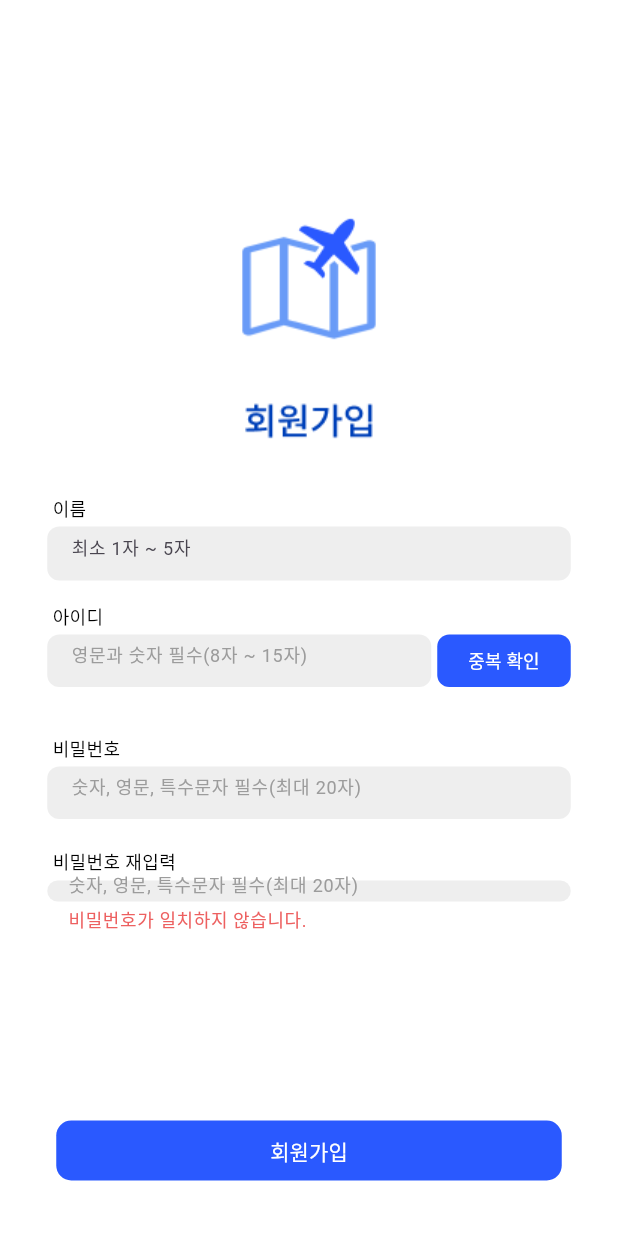
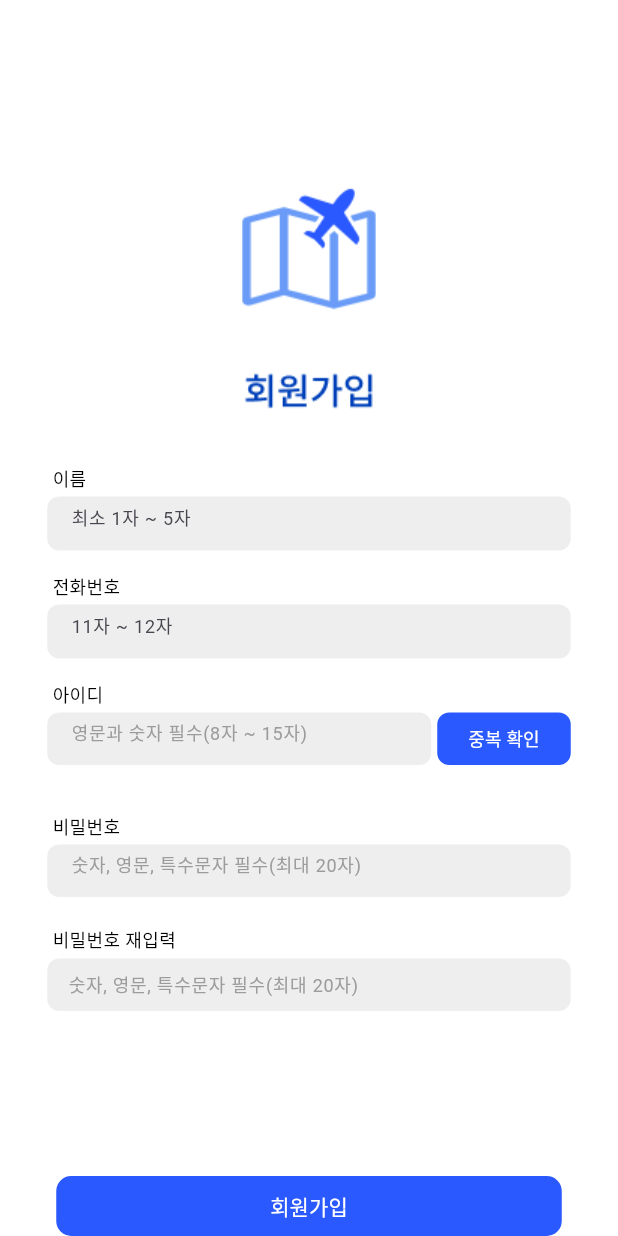
Before and after one commit to leave-leave/Leave-Leave-Flutter, a Flutter app: the SignupScreen screen opened directly, after a tap on "회원가입", on a phone screen of 412 x 824 dp. Run offline on Flutter 3.47's test engine with Material 3 defaults, Android fonts, the phone set to English and light mode, and no system bars; our stand-ins replace dio, image_picker; network calls fail; Roboto replaces fonts that are missing (Noto Sans KR, NotoSansKR).

Commit message:
UPDATE :: code

```diff
--- a/lib/sign_up/widget/signup.dart
+++ b/lib/sign_up/widget/signup.dart
@@ -23,6 +23,7 @@ class SignupScreen extends StatefulWidget {
 
 class _SignupScreenState extends State<SignupScreen> {
   TextEditingController idController = TextEditingController();
+  TextEditingController phoneNumberController = TextEditingController();
   TextEditingController pwdController = TextEditingController();
   TextEditingController pwdConfirmController = TextEditingController();
   TextEditingController nameController = TextEditingController();
@@ -34,21 +35,20 @@ class _SignupScreenState extends State<SignupScreen> {
   void dispose() {
     nameController.dispose();
     idController.dispose();
+    phoneNumberController.dispose();
     pwdController.dispose();
     pwdConfirmController.dispose();
     super.dispose();
   }
 
-  Future<void> postSignup(
-      String id, String pwd, String name) async {
+  Future<void> postSignup(BuildContext context, String name, String phoneNumber, String id, String pwd) async {
     Dio dio = Dio();
 
-    dio.options.connectTimeout = Duration(seconds: 10);
-
     Map<String, dynamic> data = {
+      "name": name,
+      "phoneNumber": phoneNumber,
       "accountId": id,
       "password": pwd,
-      "name": name,
     };
     try {
       final response = await dio.post(
@@ -58,48 +58,32 @@ class _SignupScreenState extends State<SignupScreen> {
             "Content-Type": "application/json",
           },
         ),
-        data: jsonEncode(data),
+        data: data,
       );
-      print(response.statusCode);
+
       if (response.statusCode != 201) {
-        throw Exception();
+        throw Exception('Failed to sign up: ${response.statusCode}');
       }
-      print(response.statusCode);
+
+      final responseData = jsonDecode(response.data);
+
+      print(response);
+      print(responseData);
+
+      final accessToken = responseData['access_token'];
+      if (accessToken == null) {
+        throw Exception('Failed to sign up: access token is null');
+      }
+
       Navigator.push(
         context,
-        MaterialPageRoute(builder: (context) => complete()),
+        MaterialPageRoute(builder: (context) => const Complete()),
       );
     } catch (e) {
       setState(() {
         signupfailed = true;
       });
       throw Exception('Failed to post login info: $e');
-    }
-  }
-
-  Future<bool> checkDuplicateId(String accountId, String accessToken) async {
-    Dio dio = Dio();
-
-    dio.options.connectTimeout = Duration(seconds: 10);
-
-    try {
-      final response = await dio.get(
-        "$baseUrl/users/$accountId",
-        options: Options(
-          headers: {
-            "Authorization": "Bearer $accessToken",
-          },
-        ),
-      );
-
-      if (response.statusCode == 200) {
-        return true;
-      } else {
-        return false;
-      }
-    } catch (e) {
-      print('Failed to check duplicate id: $e');
-      throw Exception('Failed to check duplicate id: $e');
     }
   }
 
@@ -110,7 +94,7 @@ class _SignupScreenState extends State<SignupScreen> {
       resizeToAvoidBottomInset: false,
       body: Column(
         children: [
-          SizedBox(height: 120),
+          SizedBox(height: 100),
           Center(
             child: Image.asset('assets/images/Signup.png'),
           ),
@@ -139,6 +123,43 @@ class _SignupScreenState extends State<SignupScreen> {
               ),
               decoration: InputDecoration(
                 hintText: "최소 1자 ~ 5자",
+                hintStyle: TextStyle(
+                  fontFamily: "Noto Sans KR",
+                ),
+                filled: true,
+                fillColor: SignupScreen.backgroundfieldColor,
+                border: OutlineInputBorder(
+                  borderRadius: BorderRadius.circular(8),
+                  borderSide: BorderSide.none,
+                ),
+              ),
+            ),
+          ),
+          SizedBox(height: 15),
+          Row(
+            children: [
+              SizedBox(width: 35),
+              Text(
+                '전화번호',
+                style: TextStyle(
+                  fontSize: 12,
+                  fontFamily: "Noto Sans KR",
+                  color: Colors.black,
+                ),
+              ),
+            ],
+          ),
+          SizedBox(height: 4),
+          Container(
+            width: 349,
+            height: 36,
+            child: TextField(
+              controller: phoneNumberController,
+              style: TextStyle(
+                fontSize: 12,
+              ),
+              decoration: InputDecoration(
+                hintText: "11자 ~ 12자",
                 hintStyle: TextStyle(
                   fontFamily: "Noto Sans KR",
                 ),
@@ -308,35 +329,24 @@ class _SignupScreenState extends State<SignupScreen> {
               ),
             ),
           ),
-          SizedBox(height: 125),
+          SizedBox(height: 110),
           Container(
             width: 337,
             height: 40,
             child: TextButton(
               onPressed: () async {
-                if (nameController.text.isEmpty ||
-                    idController.text.isEmpty ||
-                    pwdController.text.isEmpty ||
-                    pwdConfirmController.text.isEmpty ||
-                    pwdController.text != pwdConfirmController.text) {
-                  setState(() {
-                    passwordMatchError = true;
-                  });
-                } else {
-                  try {
-                    await postSignup(idController.text, pwdController.text, nameController.text);
-                    Navigator.push(
-                      context,
-                      MaterialPageRoute(builder: (context) => complete()),
-                    );
-                  } catch (e) {
-                    setState(() {
-                      signupfailed = true;
-                    });
-                    print('Failed to signup: $e');
-                  }
+
+                try {
+                  await postSignup(
+                    context,
+                    nameController.text,
+                    phoneNumberController.text,
+                    idController.text,
+                    pwdController.text,
+                  );
+                } catch (e) {
+                  print('Failed to sign up: $e');
                 }
-
 
               },
               child: Text(
```
Also changed, not shown: lib/sign_up/widget/signup_complete_screen.dart (+15 -3 lines).
